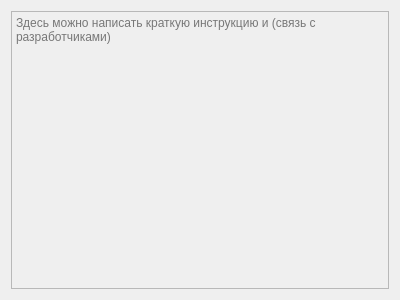
podkidyshev/health-weather_correlation, file src/main/python/ui/default.ui: the form before one commit.
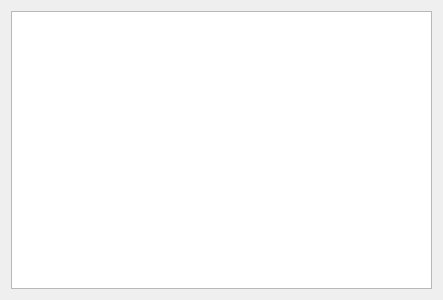
The form after the commit.

Patch:
```diff
--- a/src/main/python/ui/default.ui
+++ b/src/main/python/ui/default.ui
@@ -6,21 +6,24 @@
    <rect>
     <x>0</x>
     <y>0</y>
-    <width>400</width>
+    <width>443</width>
     <height>300</height>
    </rect>
   </property>
   <property name="windowTitle">
    <string>Frame</string>
   </property>
-  <layout class="QVBoxLayout" name="verticalLayout">
+  <layout class="QHBoxLayout" name="horizontalLayout">
+   <property name="sizeConstraint">
+    <enum>QLayout::SetMinimumSize</enum>
+   </property>
    <item>
-    <widget class="QPlainTextEdit" name="instructions_edit">
+    <widget class="QTextEdit" name="instructions_edit">
      <property name="enabled">
-      <bool>false</bool>
+      <bool>true</bool>
      </property>
-     <property name="placeholderText">
-      <string>Здесь можно написать краткую инструкцию и (связь с разработчиками)</string>
+     <property name="readOnly">
+      <bool>true</bool>
      </property>
     </widget>
    </item>
```
